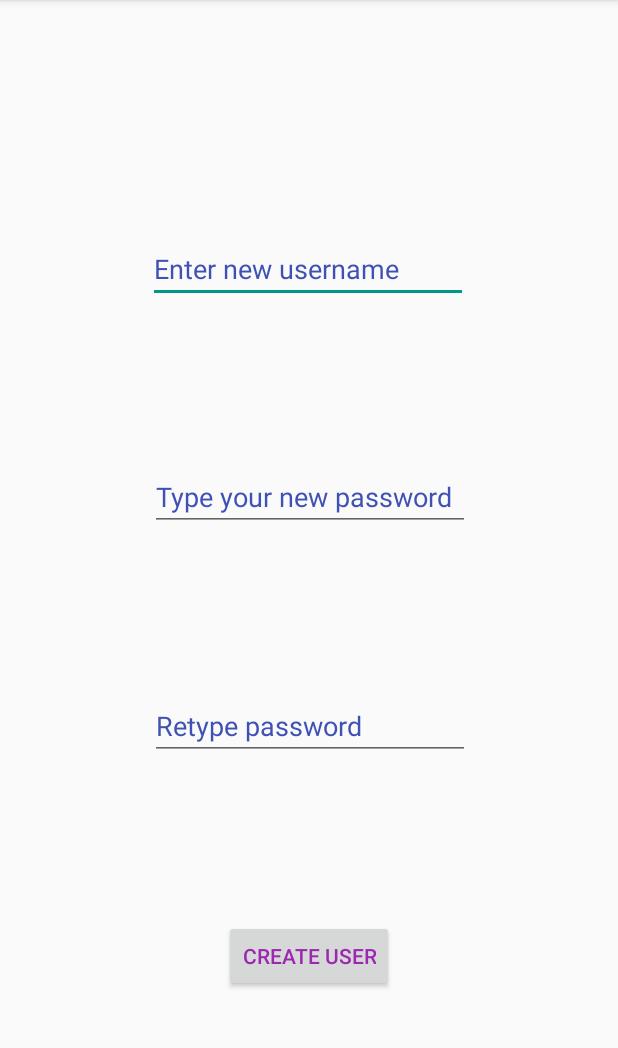
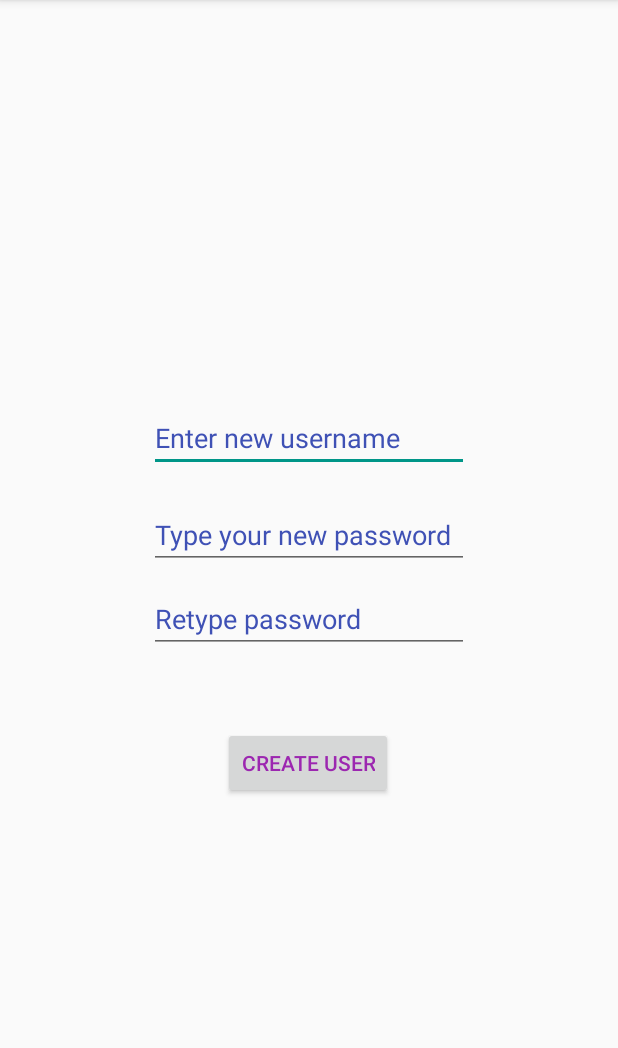
Before and after one commit to simonsays298/Trivia, an Android app: the RegisterActivity screen opened directly, with no data from a screen before it, on a phone screen of 412 x 824 dp, the part 84-1132 px from its top. Run offline under Robolectric (Android 15) with nearby library versions, the phone set to English and light mode, and no system bars.

Commit message:
Changing layout register

```diff
--- a/app/src/main/res/layout/activity_register2.xml
+++ b/app/src/main/res/layout/activity_register2.xml
@@ -12,47 +12,47 @@
         android:id="@+id/enterUsername"
         android:layout_width="wrap_content"
         android:layout_height="wrap_content"
-        android:layout_marginTop="50dp"
 
         android:ems="10"
         android:hint="@string/enter_new_username"
         android:inputType="textPersonName"
         android:textColor="@color/colorPrimaryDark"
         android:textColorHint="@color/colorPrimaryDark"
-        app:layout_constraintBottom_toTopOf="@+id/newPass"
+        app:layout_constraintBottom_toBottomOf="parent"
         app:layout_constraintEnd_toEndOf="parent"
-        app:layout_constraintHorizontal_bias="0.497"
         app:layout_constraintStart_toStartOf="parent"
         app:layout_constraintTop_toTopOf="parent"
-        app:layout_constraintVertical_bias="0.0" />
+        app:layout_constraintVertical_bias="0.373" />
 
     <Button
         android:id="@+id/buttonCreate"
         android:layout_width="wrap_content"
         android:layout_height="wrap_content"
+        android:layout_centerInParent="true"
         android:text="@string/create_user"
         android:textColor="@color/colorPrimary"
-        android:layout_centerInParent="true"
         app:layout_constraintBottom_toBottomOf="parent"
         app:layout_constraintEnd_toEndOf="parent"
+        app:layout_constraintHorizontal_bias="0.498"
         app:layout_constraintStart_toStartOf="parent"
-        app:layout_constraintTop_toBottomOf="@+id/newPassReType" />
+        app:layout_constraintTop_toBottomOf="@+id/newPassReType"
+        app:layout_constraintVertical_bias="0.173" />
 
     <EditText
         android:id="@+id/newPass"
         android:layout_width="wrap_content"
         android:layout_height="wrap_content"
+
         android:ems="10"
         android:hint="@string/newPassword"
         android:inputType="textPassword"
-
         android:textColor="@color/colorPrimaryDark"
         android:textColorHint="@color/colorPrimaryDark"
         app:layout_constraintBottom_toTopOf="@+id/newPassReType"
         app:layout_constraintEnd_toEndOf="parent"
-        app:layout_constraintHorizontal_bias="0.502"
         app:layout_constraintStart_toStartOf="parent"
-        app:layout_constraintTop_toBottomOf="@+id/enterUsername" />
+        app:layout_constraintTop_toBottomOf="@+id/enterUsername"
+        app:layout_constraintVertical_bias="0.636" />
 
     <EditText
         android:id="@+id/newPassReType"
@@ -62,12 +62,12 @@
         android:hint="@string/retype_password"
         android:inputType="textPassword"
         android:textColor="@color/colorPrimaryDark"
+
         android:textColorHint="@color/colorPrimaryDark"
-
-        app:layout_constraintBottom_toTopOf="@+id/buttonCreate"
+        app:layout_constraintBottom_toBottomOf="parent"
         app:layout_constraintEnd_toEndOf="parent"
-        app:layout_constraintHorizontal_bias="0.502"
         app:layout_constraintStart_toStartOf="parent"
-        app:layout_constraintTop_toBottomOf="@+id/newPass" />
+        app:layout_constraintTop_toBottomOf="@+id/enterUsername"
+        app:layout_constraintVertical_bias="0.184" />
 
 </androidx.constraintlayout.widget.ConstraintLayout>
```
